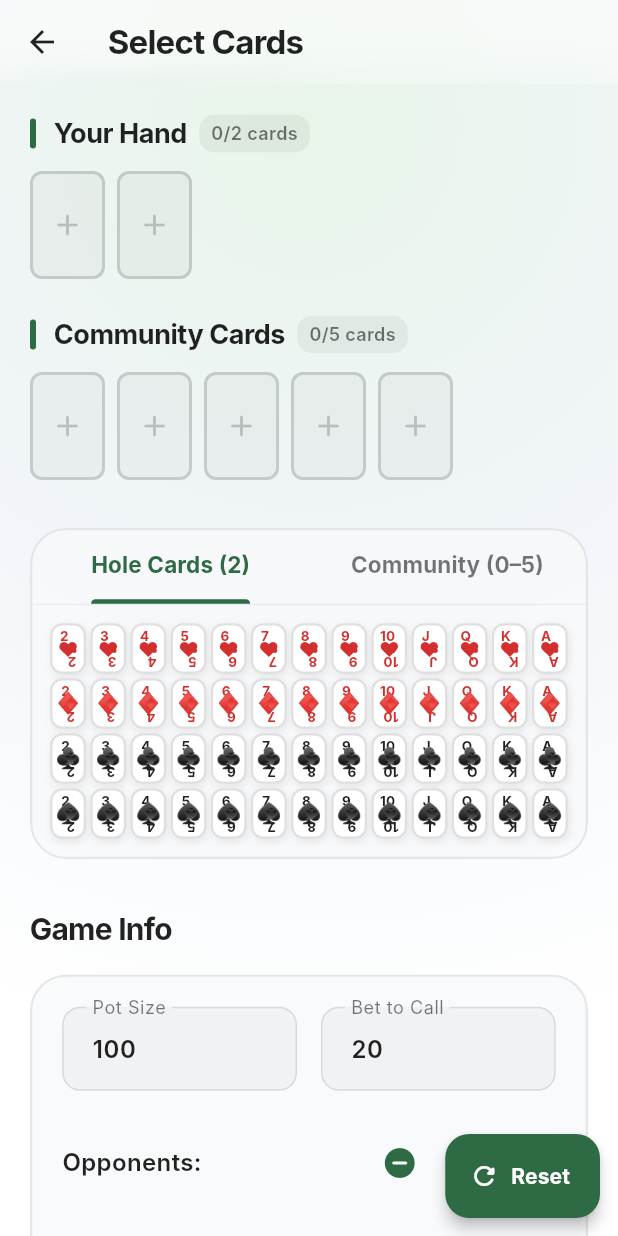
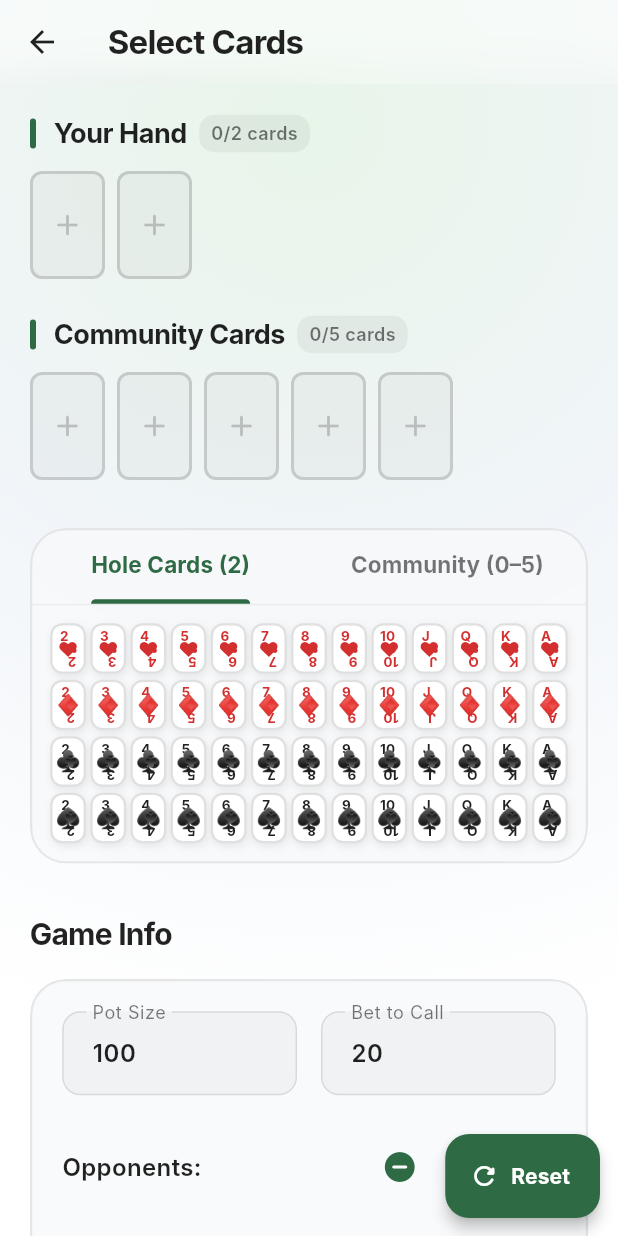
Before and after one commit to kvesen/PokerHandSuggester, a Flutter app: the screen it shows after launch, scrolled down 88 dp, after a tap on "Manual", on a phone screen of 412 x 824 dp. Run offline on Flutter 3.47's test engine with Material 3 defaults, Android fonts, the phone set to English and light mode, and no system bars; our stand-ins replace camera, image_picker, permission_handler, shared_preferences; missing offline and left inert: google_mlkit_text_recognition; Roboto replaces fonts that are missing (Inter); statements that could not run were skipped.

Commit message:
Enhance card selector with dynamic spacing and animations
Refactor card selector to adjust spacing dynamically based on screen width and add animations for card selection.

```diff
--- a/lib/ui/widgets/card_selector.dart
+++ b/lib/ui/widgets/card_selector.dart
@@ -30,14 +30,22 @@ class CardSelector extends StatelessWidget {
   Widget build(BuildContext context) {
     final deck = PokerCard.fullDeck();
 
+    return LayoutBuilder(
+      builder: (context, constraints) {
+        // Dynamically adjust spacing for tablet/desktop vs mobile
+        final isWide = constraints.maxWidth > 600;
+        final crossAxisSpacing = isWide ? 6.0 : 3.0;
+        final mainAxisSpacing = isWide ? 6.0 : 4.0;
+
         return GridView.builder(
           shrinkWrap: true,
+          padding: EdgeInsets.zero,
           physics: const NeverScrollableScrollPhysics(),
-      gridDelegate: const SliverGridDelegateWithFixedCrossAxisCount(
+          gridDelegate: SliverGridDelegateWithFixedCrossAxisCount(
             crossAxisCount: 13,
             childAspectRatio: 48 / 68,
-        crossAxisSpacing: 3,
-        mainAxisSpacing: 3,
+            crossAxisSpacing: crossAxisSpacing,
+            mainAxisSpacing: mainAxisSpacing,
           ),
           itemCount: deck.length,
           itemBuilder: (context, index) {
@@ -46,14 +54,24 @@ class CardSelector extends StatelessWidget {
             final isDisabled = disabledCards.contains(card) ||
                 (!isSelected && selectedCards.length >= maxSelectable);
 
-        return Opacity(
-          opacity: isDisabled ? 0.3 : 1.0,
+            // Using Animated widgets gives the selector a premium, fluid feel
+            return AnimatedOpacity(
+              duration: const Duration(milliseconds: 250),
+              curve: Curves.easeOutCubic,
+              opacity: isDisabled ? 0.2 : 1.0,
+              child: AnimatedScale(
+                duration: const Duration(milliseconds: 200),
+                curve: Curves.easeOutBack,
+                scale: isSelected ? 1.08 : (isDisabled ? 0.95 : 1.0),
                 child: CardWidget(
                   card: card,
                   selected: isSelected,
                   size: CardSize.small,
                   onTap: isDisabled ? null : () => onCardToggled(card),
                 ),
+              ),
+            );
+          },
         );
       },
     );
```
Lines whose indentation alone changed are shown as unchanged.
